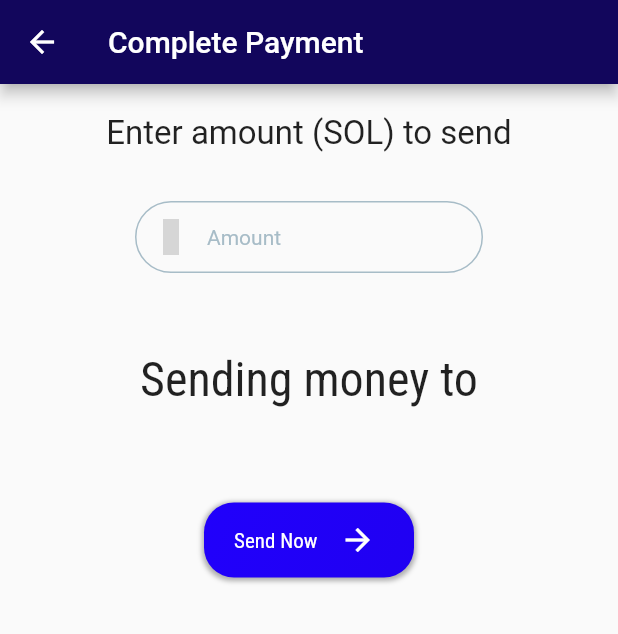
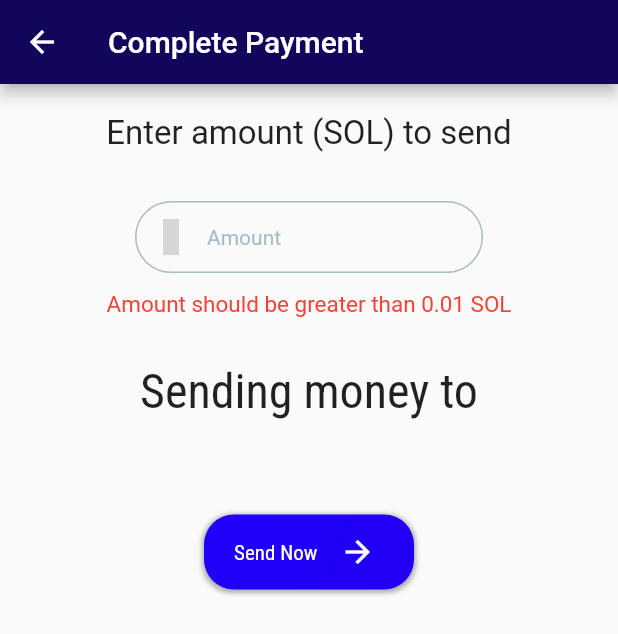
Before and after one commit to archangel78/blockpay_frontend, a Flutter app: the CompletePaymentPage screen opened directly with empty values, after a tap on "Send Now", on a phone screen of 412 x 824 dp. Shown: the top 634 px of the screen. Run offline on Flutter 3.47's test engine with Material 2 defaults, Android fonts, the phone set to English and light mode, and no system bars; our stand-ins replace contacts_service, flutter_dash, flutter_icons, google_fonts, jwt_decoder, shared_preferences; missing offline and left inert: dashed_circle; accounts and stored records are empty; Roboto replaces fonts that are missing (Cairo); grey boxes are pictures that could not be loaded.

Commit message:
updated complete payment page

```diff
--- a/lib/config/http_manager.dart
+++ b/lib/config/http_manager.dart
@@ -25,6 +25,10 @@ class HttpManager {
 
   static Uri getCheckAccountEndpoint() {
     return Uri.http("$host:$port", "/check_account");
+  }
+
+  static Uri getVerifyAmountEndpoint() {
+    return Uri.http("$host:$port", "/verify_send_amount");
   }
 
   static Future<bool> renewAccessToken() async {
--- a/lib/prepayment_pages/complete_payment.dart
+++ b/lib/prepayment_pages/complete_payment.dart
@@ -1,5 +1,4 @@
 import 'dart:convert';
-
 import 'package:blockpay_frontend/config/http_manager.dart';
 import 'package:blockpay_frontend/model/signinColorPallete.dart';
 import 'package:flutter/material.dart';
@@ -53,7 +52,7 @@ class _CompletePaymentPageState extends State<CompletePaymentPage> {
                   padding: EdgeInsets.symmetric(horizontal: 10),
                   child: Text(
                     error,
-                    style: GoogleFonts.cairo(fontSize: 20, color: Colors.red),
+                    style: GoogleFonts.cairo(fontSize: 15, color: Colors.red),
                   ),
                 )
               : SizedBox(
@@ -84,10 +83,28 @@ class _CompletePaymentPageState extends State<CompletePaymentPage> {
           ),
           GestureDetector(
             onTap: () {
-              setState(() {
-                isError = false;
-                isLoading = true;
-              });
+              String amountText = amountFieldController.text;
+              try {
+                double amount = double.parse(amountText);
+                if (amount < 0.01 || amountFieldController.text == "") {
+                  setState(() {
+                    isError = true;
+                    isLoading = false;
+                    error = "Amount should be greater than 0.01 SOL";
+                  });
+                  return;
+                }
+                setState(() {
+                  isError = false;
+                  isLoading = true;
+                });
+              } catch (e) {
+                setState(() {
+                  isError = true;
+                  isLoading = false;
+                  error = "Amount should be greater than 0.01 SOL";
+                });
+              }
             },
             child: Container(
               alignment: Alignment.center,
@@ -130,6 +147,9 @@ class _CompletePaymentPageState extends State<CompletePaymentPage> {
               ),
             ),
           ),
+          SizedBox(
+            height: 50,
+          ),
           (isLoading)
               ? FutureBuilder(
                   future: verifyAmount(),
@@ -165,6 +185,8 @@ class _CompletePaymentPageState extends State<CompletePaymentPage> {
 
   Future<bool> verifyAmount() async {
     String username = widget.username;
+    double amount = double.parse(amountFieldController.text);
+
     SharedPreferences prefs = await SharedPreferences.getInstance();
     String? accessToken = prefs.getString("accessToken");
     if (accessToken == null) {
@@ -177,11 +199,11 @@ class _CompletePaymentPageState extends State<CompletePaymentPage> {
     }
 
     bool successfulReq = true;
-    var url = HttpManager.getCheckAccountEndpoint();
+    var url = HttpManager.getVerifyAmountEndpoint();
 
     var response = await http.get(url, headers: {
       "Accesstoken": accessToken,
-      "Username": username,
+      "Amount": amount.toStringAsExponential(3),
     }).catchError((error) {
       successfulReq = false;
     });
@@ -194,6 +216,7 @@ class _CompletePaymentPageState extends State<CompletePaymentPage> {
       return false;
     }
     final body = jsonDecode(response.body);
+
     if (body["message"] == "successful") {
       return true;
     } else {
```
